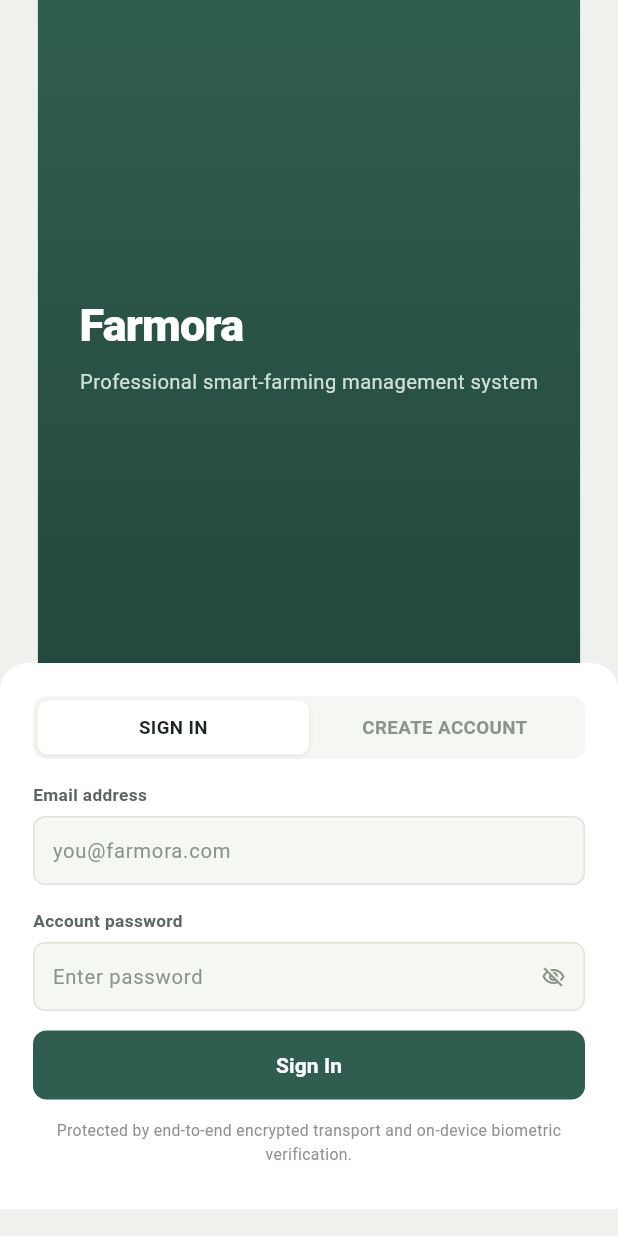
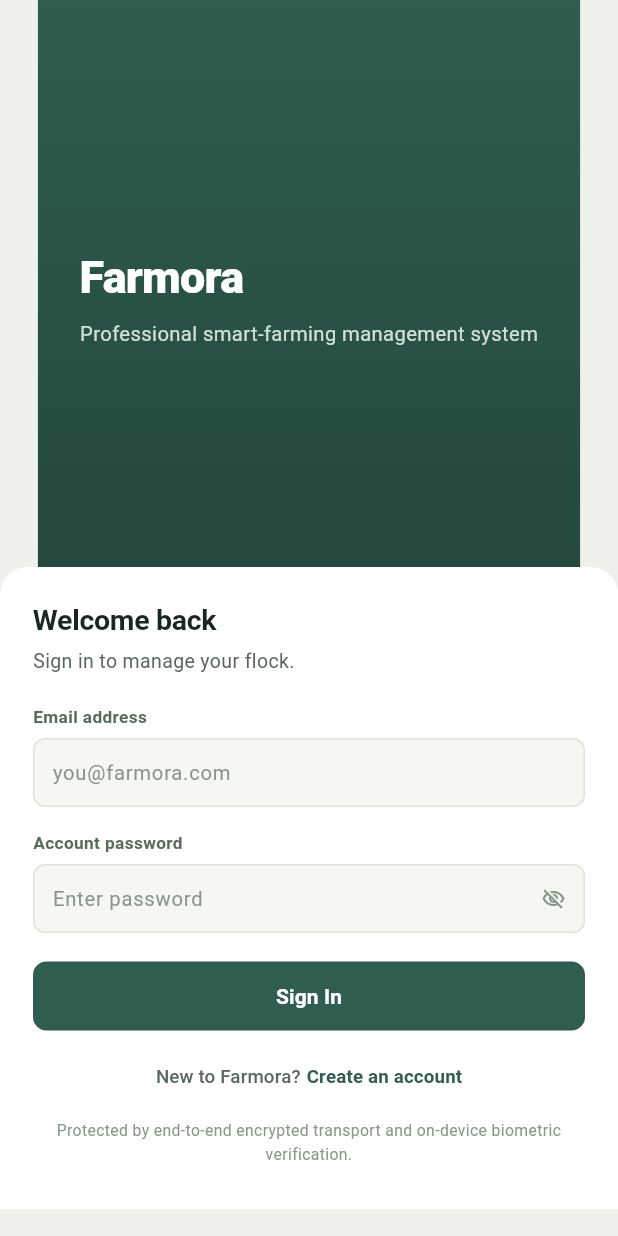
Before and after one commit to markkendrickgonzales-ship-it/Farmora, a Flutter app: the screen it shows after launch, on a phone screen of 412 x 824 dp. Run offline on Flutter 3.47's test engine with Material 3 defaults, Android fonts, the phone set to English and light mode, and no system bars; our stand-ins replace camera, image_picker, permission_handler, shared_preferences, supabase_flutter; accounts and stored records are empty.

Commit message:
Updated all app code and settings pages

```diff
--- a/lib/main.dart
+++ b/lib/main.dart
@@ -48,8 +48,11 @@ class FarmoraApp extends StatelessWidget {
         darkTheme: FarmoraTheme.darkThemeData,
         themeMode: farmoraTheme.isDark ? ThemeMode.dark : ThemeMode.light,
         // Deliberately not `const`: a fresh MainShell instance forces every
-        // screen below it to rebuild and re-read the palette.
-        home: const MainShell(),
+        // screen below it to rebuild and re-read the palette. A `const` here
+        // would canonicalise the subtree so a theme flip would NOT repaint
+        // until some unrelated setState fired in the current screen.
+        // ignore: prefer_const_constructors
+        home: MainShell(),
       ),
     );
   }
--- a/lib/screens/login_screen.dart
+++ b/lib/screens/login_screen.dart
@@ -4,6 +4,8 @@ import '../theme/app_theme.dart';
 import '../widgets/custom_text_field.dart';
 import '../widgets/primary_button.dart';
 import '../services/supabase_client.dart';
+import '../utils/app_route.dart';
+import 'register_screen.dart';
 
 class LoginScreen extends StatefulWidget {
   final VoidCallback onEnter;
@@ -15,15 +17,25 @@ class LoginScreen extends StatefulWidget {
 }
 
 class _LoginScreenState extends State<LoginScreen> {
-  String _tab = 'signin';
-  String _email = '';
-  String _password = '';
+  final _emailCtrl = TextEditingController();
+  final _passwordCtrl = TextEditingController();
+
   bool _showPw = false;
   bool _loading = false;
   String? _errorMsg;
 
+  @override
+  void dispose() {
+    _emailCtrl.dispose();
+    _passwordCtrl.dispose();
+    super.dispose();
+  }
+
   Future<void> _submit() async {
-    if (_email.isEmpty || _password.isEmpty) {
+    final email = _emailCtrl.text.trim();
+    final password = _passwordCtrl.text;
+
+    if (email.isEmpty || password.isEmpty) {
       setState(() => _errorMsg = 'Please enter email and password.');
       return;
     }
@@ -34,22 +46,22 @@ class _LoginScreenState extends State<LoginScreen> {
     });
 
     try {
-      if (_tab == 'signin') {
-        await supabase.auth
-            .signInWithPassword(email: _email, password: _password);
-      } else {
-        await supabase.auth.signUp(email: _email, password: _password);
-      }
-      // Assuming onAuthStateChange in main.dart handles navigation.
-      // But we can also call widget.onEnter() just in case.
-      // widget.onEnter();
+      await supabase.auth.signInWithPassword(email: email, password: password);
+      // Success is handled by MainShell's onAuthStateChange listener, which
+      // swaps the shell to the home screen.
     } on AuthException catch (e) {
-      setState(() => _errorMsg = e.message);
+      if (mounted) setState(() => _errorMsg = e.message);
     } catch (e) {
-      setState(() => _errorMsg = 'Unexpected error: $e');
+      if (mounted) setState(() => _errorMsg = 'Unexpected error: $e');
     } finally {
       if (mounted) setState(() => _loading = false);
     }
+  }
+
+  void _openRegister() {
+    Navigator.of(context).push(
+      SlideFadeRoute(const RegisterScreen()),
+    );
   }
 
   @override
@@ -97,64 +109,31 @@ class _LoginScreenState extends State<LoginScreen> {
           child: Container(
             decoration: BoxDecoration(
               color: FarmoraColors.surface,
-              borderRadius: const BorderRadius.vertical(top: Radius.circular(18)),
+              borderRadius:
+                  const BorderRadius.vertical(top: Radius.circular(18)),
             ),
             padding: const EdgeInsets.fromLTRB(22, 22, 22, 28),
             child: Column(
               crossAxisAlignment: CrossAxisAlignment.start,
               children: [
-                Container(
-                  padding: const EdgeInsets.all(3),
-                  decoration: BoxDecoration(
-                    color: FarmoraColors.surfaceSunken,
-                    borderRadius: BorderRadius.circular(9),
-                  ),
-                  child: Row(
-                    children: ['signin', 'register'].map((t) {
-                      final selected = _tab == t;
-                      return Expanded(
-                        child: GestureDetector(
-                          onTap: () {
-                            setState(() {
-                              _tab = t;
-                              _errorMsg = null; // Clear error on tab switch
-                            });
-                          },
-                          child: Container(
-                            padding: const EdgeInsets.symmetric(vertical: 9),
-                            decoration: BoxDecoration(
-                              color: selected
-                                  ? FarmoraColors.surface
-                                  : Colors.transparent,
-                              borderRadius: BorderRadius.circular(7),
-                              boxShadow: selected
-                                  ? const [
-                                      BoxShadow(
-                                        color: Color.fromRGBO(0, 0, 0, 0.08),
-                                        blurRadius: 2,
-                                        offset: Offset(0, 1),
-                                      )
-                                    ]
-                                  : null,
-                            ),
-                            alignment: Alignment.center,
-                            child: Text(
-                              t == 'signin' ? 'SIGN IN' : 'CREATE ACCOUNT',
-                              style: TextStyle(
-                                fontSize: 12.5,
-                                fontWeight: FontWeight.bold,
-                                color: selected
-                                    ? FarmoraColors.ink
-                                    : FarmoraColors.inkFaint,
-                              ),
-                            ),
-                          ),
-                        ),
-                      );
-                    }).toList(),
+                Text(
+                  'Welcome back',
+                  style: TextStyle(
+                    fontSize: 19,
+                    fontWeight: FontWeight.bold,
+                    color: FarmoraColors.ink,
+                    letterSpacing: -0.2,
                   ),
                 ),
-                const SizedBox(height: 16),
+                const SizedBox(height: 4),
+                Text(
+                  'Sign in to manage your flock.',
+                  style: TextStyle(
+                    fontSize: 13,
+                    color: FarmoraColors.inkSoft,
+                  ),
+                ),
+                const SizedBox(height: 20),
                 Text(
                   'Email address',
                   style: TextStyle(
@@ -166,8 +145,8 @@ class _LoginScreenState extends State<LoginScreen> {
                 const SizedBox(height: 6),
                 CustomTextField(
                   placeholder: 'you@farmora.com',
-                  value: _email,
-                  onChanged: (val) => _email = val,
+                  controller: _emailCtrl,
+                  keyboardType: TextInputType.emailAddress,
                 ),
                 const SizedBox(height: 16),
                 Text(
@@ -181,8 +160,7 @@ class _LoginScreenState extends State<LoginScreen> {
                 const SizedBox(height: 6),
                 CustomTextField(
                   placeholder: 'Enter password',
-                  value: _password,
-                  onChanged: (val) => _password = val,
+                  controller: _passwordCtrl,
                   isPassword: true,
                   obscureText: !_showPw,
                   onTogglePassword: () => setState(() => _showPw = !_showPw),
@@ -198,15 +176,40 @@ class _LoginScreenState extends State<LoginScreen> {
                     ),
                   ),
                 ],
-                const SizedBox(height: 12),
+                const SizedBox(height: 18),
                 PrimaryButton(
-                  text: _loading
-                      ? 'Loading...'
-                      : (_tab == 'signin' ? 'Sign In' : 'Create Account'),
+                  text: _loading ? 'Loading...' : 'Sign In',
                   disabled: _loading,
-                  onClick: _submit,
+                  onClick: _loading ? () {} : _submit,
                 ),
-                const SizedBox(height: 12),
+                const SizedBox(height: 6),
+                Center(
+                  child: TextButton(
+                    onPressed: _loading ? null : _openRegister,
+                    child: Row(
+                      mainAxisSize: MainAxisSize.min,
+                      children: [
+                        Text(
+                          'New to Farmora?',
+                          style: TextStyle(
+                            fontSize: 12.5,
+                            color: FarmoraColors.inkSoft,
+                          ),
+                        ),
+                        const SizedBox(width: 4),
+                        Text(
+                          'Create an account',
+                          style: TextStyle(
+                            fontSize: 12.5,
+                            fontWeight: FontWeight.bold,
+                            color: FarmoraColors.brand,
+                          ),
+                        ),
+                      ],
+                    ),
+                  ),
+                ),
+                const SizedBox(height: 4),
                 Text(
                   'Protected by end-to-end encrypted transport and on-device biometric verification.',
                   textAlign: TextAlign.center,
--- a/lib/widgets/custom_text_field.dart
+++ b/lib/widgets/custom_text_field.dart
@@ -1,7 +1,15 @@
 import 'package:flutter/material.dart';
 import '../theme/app_theme.dart';
 
-class CustomTextField extends StatelessWidget {
+/// A themed text input that is always backed by a live [TextEditingController].
+///
+/// Earlier this widget was a `StatelessWidget` that used `TextFormField`'s
+/// `initialValue` whenever no controller was supplied. That made typed input
+/// fragile: `initialValue` only seeds the field once, so on parent rebuilds a
+/// bare value could fail to render/update and form resets wouldn't clear it.
+/// Now the widget either drives the caller's controller or owns a stable
+/// internal one, so typed text always renders and updates live.
+class CustomTextField extends StatefulWidget {
   final String placeholder;
   final IconData? icon;
   final String? value;
@@ -26,6 +34,49 @@ class CustomTextField extends StatelessWidget {
   });
 
   @override
+  State<CustomTextField> createState() => _CustomTextFieldState();
+}
+
+class _CustomTextFieldState extends State<CustomTextField> {
+  TextEditingController? _internal;
+
+  /// The controller every edit goes through: the caller's when provided,
+  /// otherwise our own stable instance.
+  TextEditingController get _controller =>
+      widget.controller ?? (_internal ??= TextEditingController(text: widget.value));
+
+  @override
+  void initState() {
+    super.initState();
+    if (widget.controller == null) {
+      _internal = TextEditingController(text: widget.value ?? '');
+    }
+  }
+
+  @override
+  void didUpdateWidget(covariant CustomTextField oldWidget) {
+    super.didUpdateWidget(oldWidget);
+    // Uncontrolled mode: mirror programmatic changes to `value` (e.g. a form
+    // reset setting the bound string back to '') without clobbering text the
+    // user is actively editing, which only differs when the parent changed it.
+    if (widget.controller == null &&
+        widget.value != null &&
+        widget.value != _controller.text) {
+      final text = widget.value!;
+      _controller.value = TextEditingValue(
+        text: text,
+        selection: TextSelection.collapsed(offset: text.length),
+      );
+    }
+  }
+
+  @override
+  void dispose() {
+    _internal?.dispose();
+    super.dispose();
+  }
+
+  @override
   Widget build(BuildContext context) {
     return Container(
       decoration: BoxDecoration(
@@ -36,20 +87,19 @@ class CustomTextField extends StatelessWidget {
       padding: const EdgeInsets.symmetric(horizontal: 12, vertical: 4),
       child: Row(
         children: [
-          if (icon != null) ...[
-            Icon(icon, size: 15, color: FarmoraColors.inkFaint),
+          if (widget.icon != null) ...[
+            Icon(widget.icon, size: 15, color: FarmoraColors.inkFaint),
             const SizedBox(width: 8),
           ],
           Expanded(
             child: TextFormField(
-              controller: controller,
-              initialValue: controller == null ? value : null,
-              onChanged: onChanged,
-              obscureText: isPassword && obscureText,
-              keyboardType: keyboardType,
+              controller: _controller,
+              onChanged: widget.onChanged,
+              obscureText: widget.isPassword && widget.obscureText,
+              keyboardType: widget.keyboardType,
               style: TextStyle(fontSize: 13.5, color: FarmoraColors.ink),
               decoration: InputDecoration(
-                hintText: placeholder,
+                hintText: widget.placeholder,
                 hintStyle: TextStyle(color: FarmoraColors.inkFaint),
                 border: InputBorder.none,
                 isDense: true,
@@ -57,11 +107,11 @@ class CustomTextField extends StatelessWidget {
               ),
             ),
           ),
-          if (isPassword && onTogglePassword != null)
+          if (widget.isPassword && widget.onTogglePassword != null)
             GestureDetector(
-              onTap: onTogglePassword,
+              onTap: widget.onTogglePassword,
               child: Icon(
-                obscureText
+                widget.obscureText
                     ? Icons.visibility_off_outlined
                     : Icons.visibility_outlined,
                 size: 16,
```
Also changed, not shown: lib/screens/farm_log_input_screen.dart (+9 -0 lines), lib/screens/register_screen.dart (added, +204 -0 lines), lib/screens/report_upload_screen.dart (+13 -0 lines), pubspec.lock.
